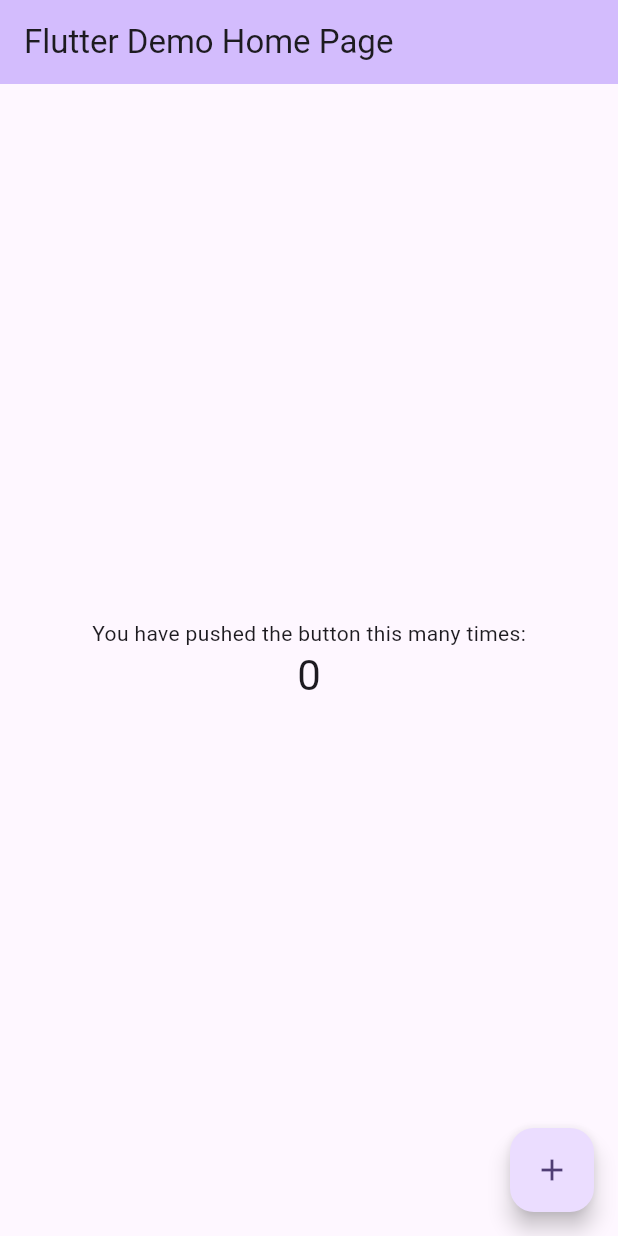
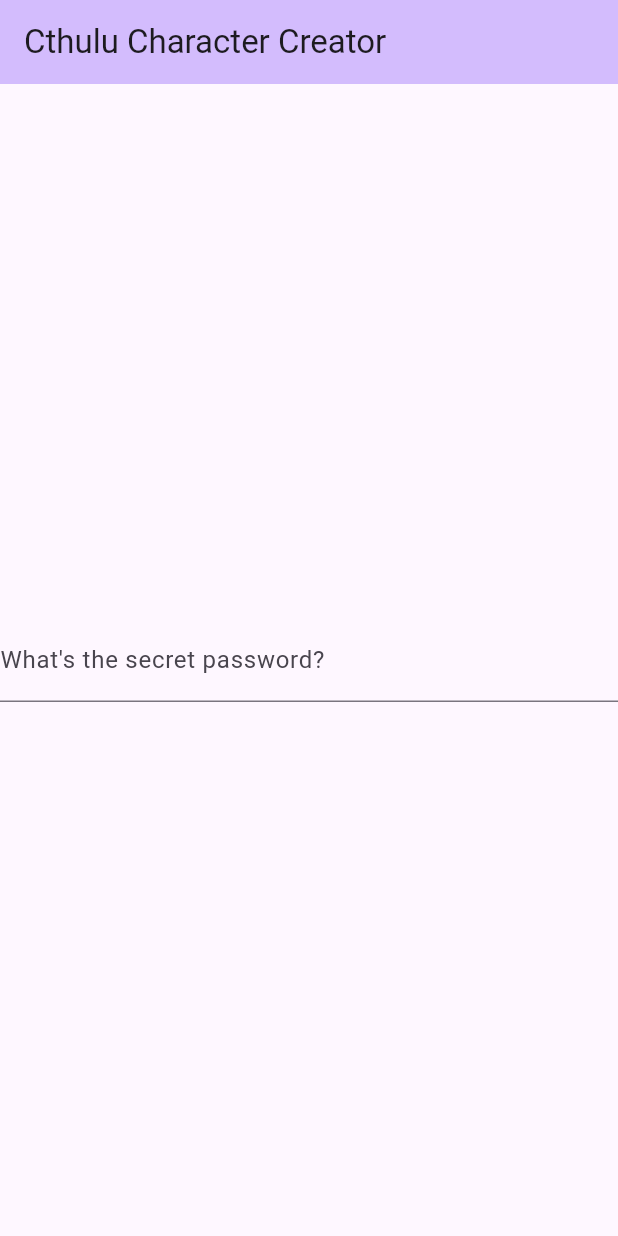
Before and after one commit to austinmilt/cthulu_character_creator, a Flutter app: the screen it shows after launch, on a phone screen of 412 x 824 dp. Run offline on Flutter 3.47's test engine with Material 3 defaults, Android fonts, the phone set to English and light mode, and no system bars.

Commit message:
easter egg

```diff
--- /dev/null
+++ b/lib/character_form.dart
@@ -0,0 +1,88 @@
+import 'package:flutter/material.dart';
+
+class MyCustomForm extends StatefulWidget {
+  const MyCustomForm({super.key});
+
+  @override
+  MyCustomFormState createState() {
+    return MyCustomFormState();
+  }
+}
+
+class MyCustomFormState extends State<MyCustomForm> {
+  final _formKey = GlobalKey<FormState>();
+
+  String _message = "What's the secret password?";
+  Color? _messageColor;
+
+  void _onChanged(String? newValue) {
+    final String? lower = newValue?.toLowerCase();
+    if (lower == null) {
+      setState(() {
+        _message = "What's the secret password?";
+        _messageColor = null;
+      });
+    } else if (lower == 's') {
+      setState(() {
+        _message = "That's the spirit!";
+        _messageColor = const Color.fromARGB(255, 201, 120, 0);
+      });
+    } else if (lower == 'sm') {
+      setState(() {
+        _message = "Getting warmer";
+        _messageColor = const Color.fromARGB(255, 201, 174, 0);
+      });
+    } else if (lower == 'smo') {
+      setState(() {
+        _message = "Smo...kin?";
+        _messageColor = const Color.fromARGB(255, 191, 201, 0);
+      });
+    } else if (lower == 'smoo') {
+      setState(() {
+        _message = "I think you got it 😄";
+        _messageColor = const Color.fromARGB(255, 188, 201, 0);
+      });
+    } else if (lower == 'smooc') {
+      setState(() {
+        _message = "So close!";
+        _messageColor = const Color.fromARGB(255, 121, 201, 0);
+      });
+    } else if (lower == 'smooch') {
+      setState(() {
+        _message = "WOWOWOWOW 😚";
+        _messageColor = const Color.fromARGB(255, 201, 0, 100);
+      });
+    } else {
+      setState(() {
+        _message = "Cold 🥶";
+        _messageColor = const Color.fromARGB(255, 0, 104, 201);
+      });
+    }
+  }
+
+  @override
+  Widget build(BuildContext context) {
+    return Form(
+      key: _formKey,
+      child: Container(
+        constraints: BoxConstraints.loose(const Size.fromWidth(600)),
+        child: Column(
+          mainAxisAlignment: MainAxisAlignment.center,
+          crossAxisAlignment: CrossAxisAlignment.center,
+          children: <Widget>[
+            TextFormField(
+              decoration: InputDecoration(labelText: _message, labelStyle: TextStyle(color: _messageColor)),
+              onChanged: _onChanged,
+              validator: (value) {
+                if (value == null || value.isEmpty) {
+                  return 'password';
+                } else if (value == 's') {}
+                return null;
+              },
+            ),
+          ],
+        ),
+      ),
+    );
+  }
+}
--- a/lib/main.dart
+++ b/lib/main.dart
@@ -1,3 +1,4 @@
+import 'package:cthulu_character_creator/character_form.dart';
 import 'package:flutter/material.dart';
 
 void main() {
@@ -11,42 +12,18 @@ class MyApp extends StatelessWidget {
   @override
   Widget build(BuildContext context) {
     return MaterialApp(
-      title: 'Flutter Demo',
+      title: 'Cthulu Character Creator',
       theme: ThemeData(
-        // This is the theme of your application.
-        //
-        // TRY THIS: Try running your application with "flutter run". You'll see
-        // the application has a purple toolbar. Then, without quitting the app,
-        // try changing the seedColor in the colorScheme below to Colors.green
-        // and then invoke "hot reload" (save your changes or press the "hot
-        // reload" button in a Flutter-supported IDE, or press "r" if you used
-        // the command line to start the app).
-        //
-        // Notice that the counter didn't reset back to zero; the application
-        // state is not lost during the reload. To reset the state, use hot
-        // restart instead.
-        //
-        // This works for code too, not just values: Most code changes can be
-        // tested with just a hot reload.
         colorScheme: ColorScheme.fromSeed(seedColor: Colors.deepPurple),
         useMaterial3: true,
       ),
-      home: const MyHomePage(title: 'Flutter Demo Home Page'),
+      home: const MyHomePage(title: 'Cthulu Character Creator'),
     );
   }
 }
 
 class MyHomePage extends StatefulWidget {
   const MyHomePage({super.key, required this.title});
-
-  // This widget is the home page of your application. It is stateful, meaning
-  // that it has a State object (defined below) that contains fields that affect
-  // how it looks.
-
-  // This class is the configuration for the state. It holds the values (in this
-  // case the title) provided by the parent (in this case the App widget) and
-  // used by the build method of the State. Fields in a Widget subclass are
-  // always marked "final".
 
   final String title;
 
@@ -55,71 +32,14 @@ class MyHomePage extends StatefulWidget {
 }
 
 class _MyHomePageState extends State<MyHomePage> {
-  int _counter = 0;
-
-  void _incrementCounter() {
-    setState(() {
-      // This call to setState tells the Flutter framework that something has
-      // changed in this State, which causes it to rerun the build method below
-      // so that the display can reflect the updated values. If we changed
-      // _counter without calling setState(), then the build method would not be
-      // called again, and so nothing would appear to happen.
-      _counter++;
-    });
-  }
-
   @override
   Widget build(BuildContext context) {
-    // This method is rerun every time setState is called, for instance as done
-    // by the _incrementCounter method above.
-    //
-    // The Flutter framework has been optimized to make rerunning build methods
-    // fast, so that you can just rebuild anything that needs updating rather
-    // than having to individually change instances of widgets.
     return Scaffold(
       appBar: AppBar(
-        // TRY THIS: Try changing the color here to a specific color (to
-        // Colors.amber, perhaps?) and trigger a hot reload to see the AppBar
-        // change color while the other colors stay the same.
         backgroundColor: Theme.of(context).colorScheme.inversePrimary,
-        // Here we take the value from the MyHomePage object that was created by
-        // the App.build method, and use it to set our appbar title.
         title: Text(widget.title),
       ),
-      body: Center(
-        // Center is a layout widget. It takes a single child and positions it
-        // in the middle of the parent.
-        child: Column(
-          // Column is also a layout widget. It takes a list of children and
-          // arranges them vertically. By default, it sizes itself to fit its
-          // children horizontally, and tries to be as tall as its parent.
-          //
-          // Column has various properties to control how it sizes itself and
-          // how it positions its children. Here we use mainAxisAlignment to
-          // center the children vertically; the main axis here is the vertical
-          // axis because Columns are vertical (the cross axis would be
-          // horizontal).
-          //
-          // TRY THIS: Invoke "debug painting" (choose the "Toggle Debug Paint"
-          // action in the IDE, or press "p" in the console), to see the
-          // wireframe for each widget.
-          mainAxisAlignment: MainAxisAlignment.center,
-          children: <Widget>[
-            const Text(
-              'You have pushed the button this many times:',
-            ),
-            Text(
-              '$_counter',
-              style: Theme.of(context).textTheme.headlineMedium,
-            ),
-          ],
-        ),
-      ),
-      floatingActionButton: FloatingActionButton(
-        onPressed: _incrementCounter,
-        tooltip: 'Increment',
-        child: const Icon(Icons.add),
-      ), // This trailing comma makes auto-formatting nicer for build methods.
+      body: const Center(child: MyCustomForm()),
     );
   }
 }
```
